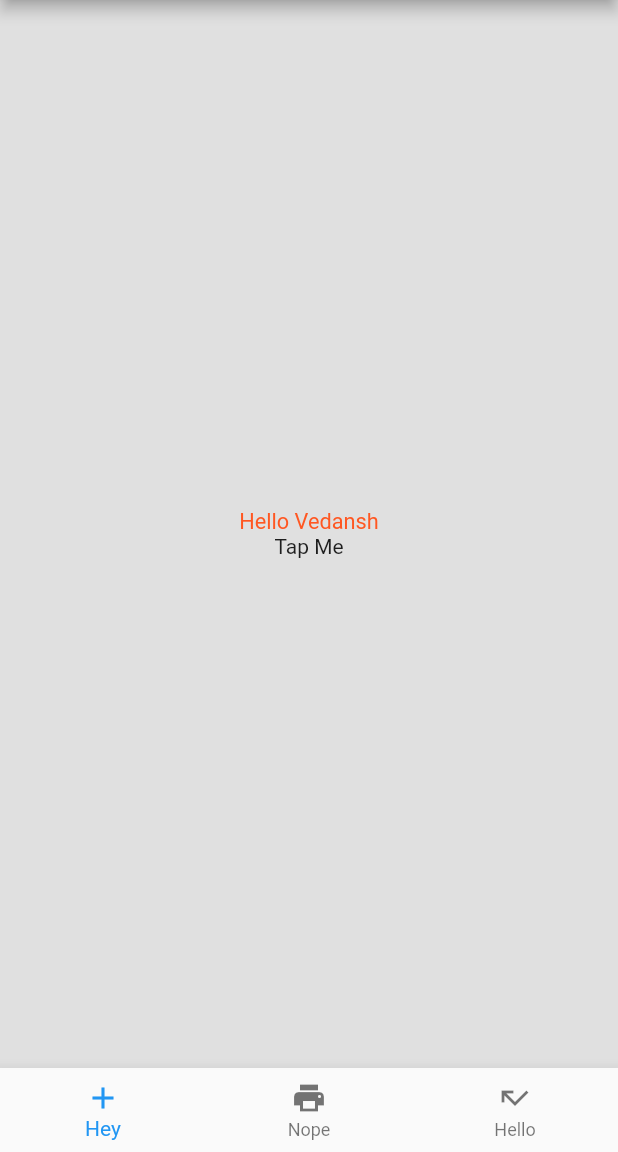
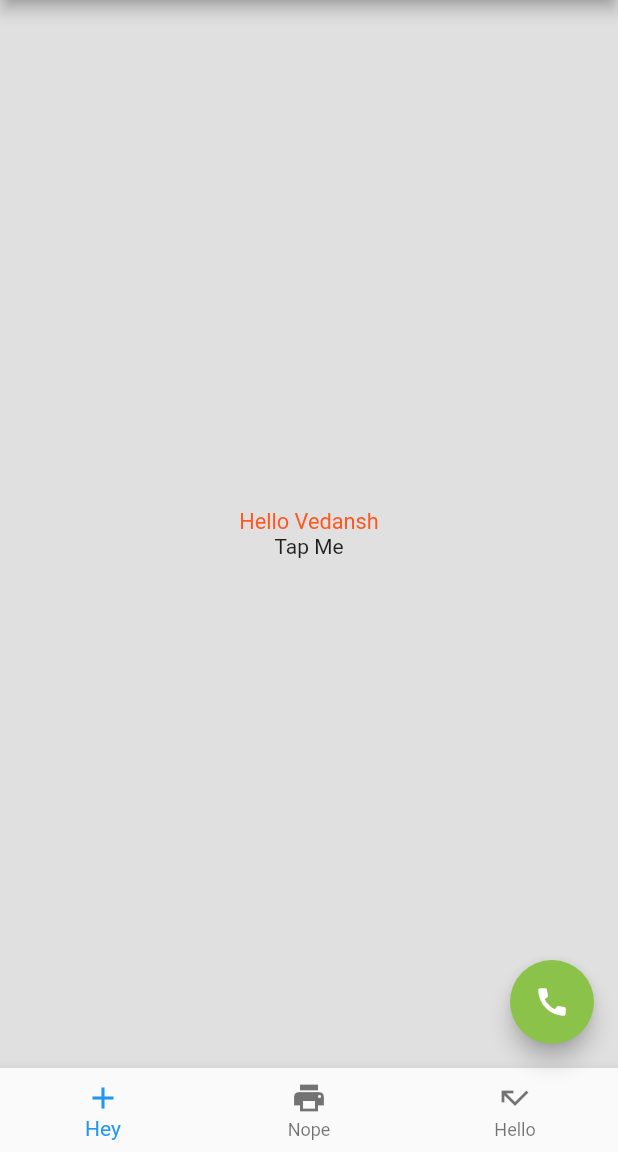
Before and after one commit to vedanshdwivedi/Flutter-Development, a Flutter app: the screen it shows after launch, on a phone screen of 412 x 824 dp, the part 84-1236 px from its top. Run offline on Flutter 3.47's test engine with Material 2 defaults, Android fonts, the phone set to English and light mode, and no system bars.

Commit message:
Introduction to Floating Buttons

```diff
--- a/intro_scaffolds/lib/Scaffold.dart
+++ b/intro_scaffolds/lib/Scaffold.dart
@@ -46,6 +46,13 @@ class Home extends StatelessWidget {
         ),
       ),
 
+      floatingActionButton: new FloatingActionButton(
+        onPressed: () => debugPrint('Caller Requested'),
+        backgroundColor: Colors.lightGreen,
+        tooltip: 'Open Caller',
+        child: new Icon(Icons.call),
+      ),
+
       bottomNavigationBar: new BottomNavigationBar(items: [
         new BottomNavigationBarItem(icon: new Icon(Icons.add),title: new Text('Hey')),
         new BottomNavigationBarItem(icon: new Icon(Icons.print),title: new Text('Nope')),
```
